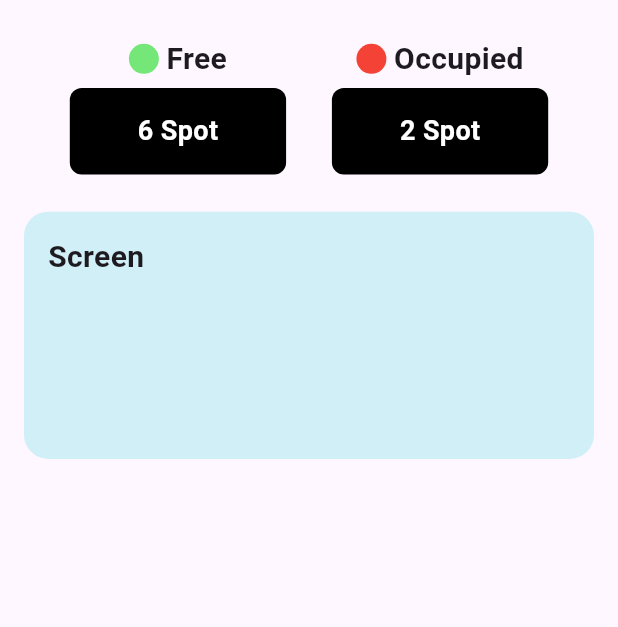
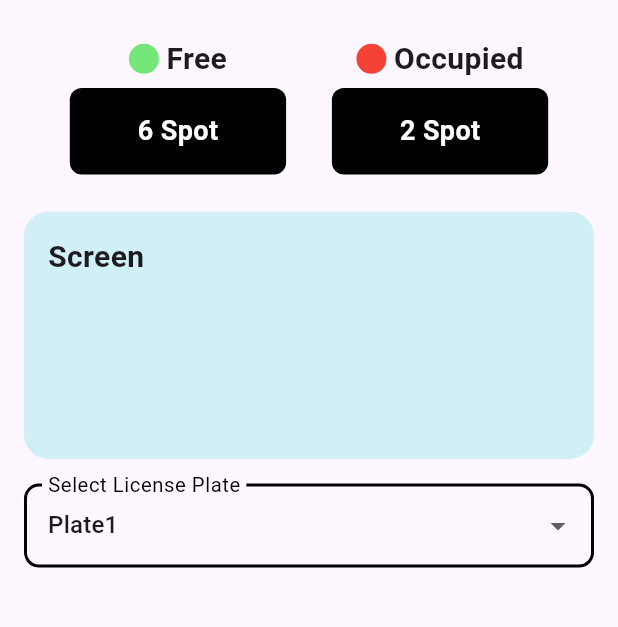
Before and after one commit to omarkhaled200/Parkify-Graduation-project-, a Flutter app: the ReservationViewbody screen opened directly, on a phone screen of 412 x 824 dp, the part 84-711 px from its top. Run offline on Flutter 3.47's test engine with Material 3 defaults, Android fonts, the phone set to English and light mode, and no system bars; our stand-ins replace animated_text_kit, curved_navigation_bar, flutter_svg, go_router; Roboto replaces fonts that are missing (PlaypenSans); project files that could hold a hidden picture were left out.

Commit message:
Create Custom Dropdown and use it in license plate

```diff
--- /dev/null
+++ b/lib/Feature/Home/persentation/Views/Widgets/CustomDrowdown.dart
@@ -0,0 +1,51 @@
+import 'package:flutter/material.dart';
+import 'package:parkify/Core/utlis/assets.dart';
+
+class CustomDrowdown extends StatefulWidget {
+  CustomDrowdown({super.key, required this.list, required this.selectedPlate});
+
+  String selectedPlate;
+
+  final List<String> list;
+  @override
+  State<CustomDrowdown> createState() => _CustomDrowdownState();
+}
+
+class _CustomDrowdownState extends State<CustomDrowdown> {
+  @override
+  Widget build(BuildContext context) {
+    return DropdownButtonFormField<String>(
+      decoration: InputDecoration(
+        labelText: 'Select License Plate',
+        labelStyle: TextStyle(
+          color: Colors.black,
+          fontSize: 18,
+          fontWeight: FontWeight.w400,
+          fontFamily: Assets.textfamily,
+        ),
+        enabledBorder: CustomOutlineinputborderdesign(),
+        border: CustomOutlineinputborderdesign(),
+        focusedBorder: CustomOutlineinputborderdesign(),
+      ),
+      value: widget.selectedPlate,
+      items: widget.list.map((String value) {
+        return DropdownMenuItem(
+          value: value,
+          child: Text(value),
+        );
+      }).toList(),
+      onChanged: (newvalue) {
+        setState(() {
+          widget.selectedPlate = newvalue!;
+        });
+      },
+    );
+  }
+
+  OutlineInputBorder CustomOutlineinputborderdesign() {
+    return OutlineInputBorder(
+      borderRadius: BorderRadius.circular(10),
+      borderSide: const BorderSide(color: Colors.black, width: 2),
+    );
+  }
+}
--- a/lib/Feature/Home/persentation/Views/Widgets/ReservationViewbody.dart
+++ b/lib/Feature/Home/persentation/Views/Widgets/ReservationViewbody.dart
@@ -1,14 +1,22 @@
 import 'package:flutter/material.dart';
 import 'package:parkify/Core/utlis/Icon_All_app.dart';
 import 'package:parkify/Core/utlis/assets.dart';
+import 'package:parkify/Feature/Home/persentation/Views/Widgets/CustomDrowdown.dart';
 import 'package:parkify/Feature/Home/persentation/Views/Widgets/DisplayMoneyWidget.dart';
 import 'package:parkify/Feature/Home/persentation/Views/Widgets/ShowtheFreeandOccupiedSpot.dart';
 import 'package:parkify/Feature/Home/persentation/Views/Widgets/TheDisplayScreen.dart';
 import 'package:parkify/constant.dart';
 
-class ReservationViewbody extends StatelessWidget {
+class ReservationViewbody extends StatefulWidget {
   const ReservationViewbody({super.key});
 
+  @override
+  State<ReservationViewbody> createState() => _ReservationViewbodyState();
+}
+
+class _ReservationViewbodyState extends State<ReservationViewbody> {
+  List<String> _list = ['Plate1', 'Plate2', 'Plate3', 'Plate4', 'Plate5'];
+  String? _selectedPlate = 'Plate1';
   @override
   Widget build(BuildContext context) {
     var heaight = MediaQuery.of(context).size.height;
@@ -32,6 +40,10 @@ class ReservationViewbody extends StatelessWidget {
                 height: heaight * 0.03,
               ),
               TheDisplayScreen(heaight: heaight, width: width, text: 'Screen'),
+              SizedBox(
+                height: heaight * 0.02,
+              ),
+              CustomDrowdown(list: _list, selectedPlate: _selectedPlate!),
             ],
           ),
         ));
```
